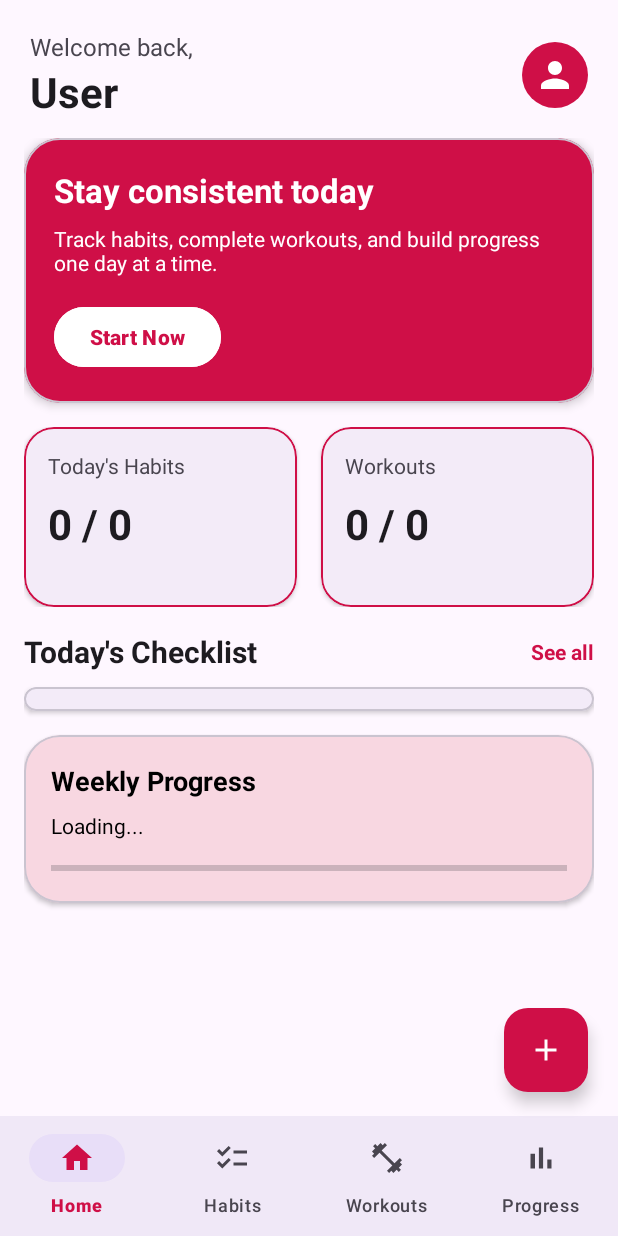
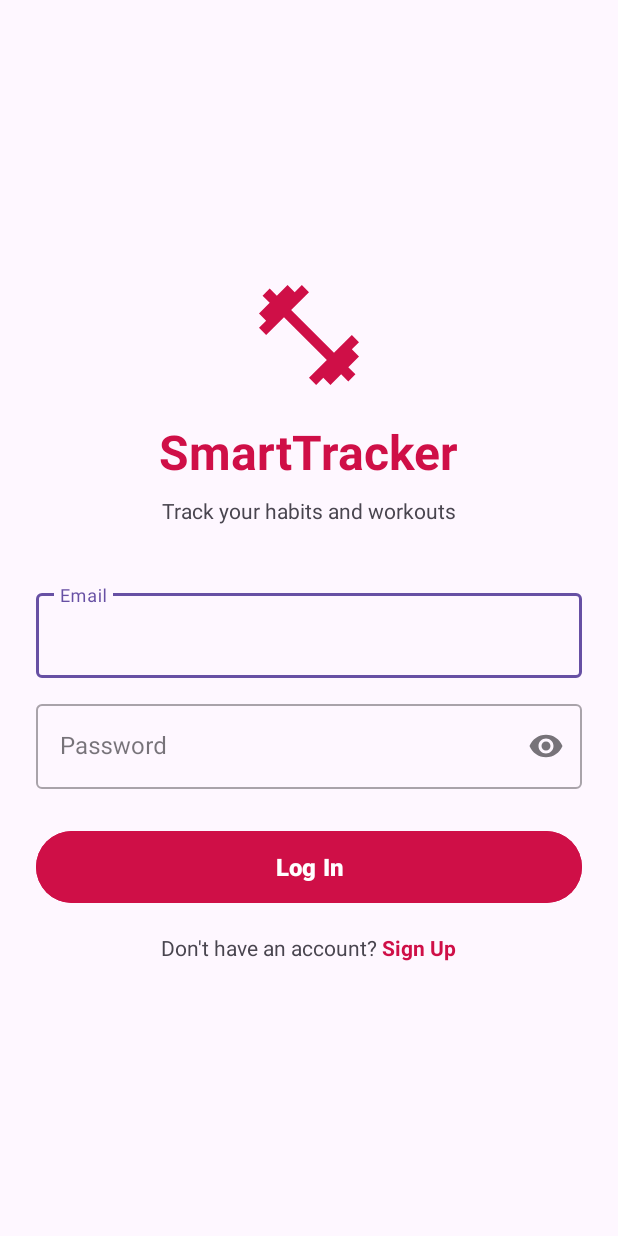
Before and after one commit to bigchungus26/MobileApp, an Android app: the screen it shows after launch (MainActivity before the commit, LoginActivity after it), on a phone screen of 412 x 824 dp. Run offline under Robolectric (Android 15) with nearby library versions, the phone set to English and light mode, and no system bars; our stand-ins replace Volley.

Commit message:
Revert "Remove login/register flow, launch straight into MainActivity"
This reverts commit baae2ca7331b111b2af45943929a2728e33fd30b.

```diff
--- a/SmartTracker/app/src/main/AndroidManifest.xml
+++ b/SmartTracker/app/src/main/AndroidManifest.xml
@@ -15,13 +15,15 @@
         android:supportsRtl="true"
         android:theme="@style/Theme.SmartTracker">
         <activity
-            android:name=".MainActivity"
+            android:name=".LoginActivity"
             android:exported="true">
             <intent-filter>
                 <action android:name="android.intent.action.MAIN" />
                 <category android:name="android.intent.category.LAUNCHER" />
             </intent-filter>
         </activity>
+        <activity android:name=".RegisterActivity" android:exported="false" />
+        <activity android:name=".MainActivity" android:exported="false" />
     </application>
 
 </manifest>
--- /dev/null
+++ b/SmartTracker/app/src/main/java/com/example/smarttracker/LoginActivity.java
@@ -0,0 +1,113 @@
+package com.example.smarttracker;
+
+import android.content.Intent;
+import android.os.Bundle;
+import android.view.View;
+import android.widget.Button;
+import android.widget.ProgressBar;
+import android.widget.TextView;
+import android.widget.Toast;
+
+import androidx.appcompat.app.AppCompatActivity;
+
+import com.android.volley.Request;
+import com.android.volley.RequestQueue;
+import com.android.volley.toolbox.StringRequest;
+import com.android.volley.toolbox.Volley;
+import com.example.smarttracker.util.SessionManager;
+import com.google.android.material.textfield.TextInputEditText;
+
+import org.json.JSONException;
+import org.json.JSONObject;
+
+import java.util.HashMap;
+import java.util.Map;
+
+public class LoginActivity extends AppCompatActivity {
+
+    private TextInputEditText etEmail, etPassword;
+    private Button btnLogin;
+    private ProgressBar progressLogin;
+    private SessionManager sessionManager;
+
+    private static final String URL = "http://10.0.2.2/smarttracker/login.php";
+
+    @Override
+    protected void onCreate(Bundle savedInstanceState) {
+        super.onCreate(savedInstanceState);
+
+        sessionManager = new SessionManager(this);
+        if (sessionManager.isLoggedIn()) {
+            startActivity(new Intent(this, MainActivity.class));
+            finish();
+            return;
+        }
+
+        setContentView(R.layout.activity_login);
+
+        etEmail = findViewById(R.id.etEmail);
+        etPassword = findViewById(R.id.etPassword);
+        btnLogin = findViewById(R.id.btnLogin);
+        progressLogin = findViewById(R.id.progressLogin);
+        TextView tvGoToRegister = findViewById(R.id.tvGoToRegister);
+
+        btnLogin.setOnClickListener(v -> login());
+        tvGoToRegister.setOnClickListener(v -> {
+            startActivity(new Intent(this, RegisterActivity.class));
+        });
+    }
+
+    private void login() {
+        String email = etEmail.getText().toString().trim();
+        String password = etPassword.getText().toString().trim();
+
+        if (email.isEmpty() || password.isEmpty()) {
+            Toast.makeText(this, "Please fill all fields", Toast.LENGTH_SHORT).show();
+            return;
+        }
+
+        btnLogin.setEnabled(false);
+        progressLogin.setVisibility(View.VISIBLE);
+
+        RequestQueue queue = Volley.newRequestQueue(this);
+        StringRequest stringRequest = new StringRequest(Request.Method.POST, URL,
+                response -> {
+                    progressLogin.setVisibility(View.GONE);
+                    btnLogin.setEnabled(true);
+                    try {
+                        JSONObject json = new JSONObject(response);
+                        if (json.getBoolean("success")) {
+                            sessionManager.saveSession(
+                                    json.getInt("userId"),
+                                    json.getString("name"),
+                                    json.getString("email")
+                            );
+                            startActivity(new Intent(LoginActivity.this, MainActivity.class));
+                            finish();
+                        } else {
+                            Toast.makeText(LoginActivity.this, json.getString("message"),
+                                    Toast.LENGTH_SHORT).show();
+                        }
+                    } catch (JSONException e) {
+                        Toast.makeText(LoginActivity.this, "Error parsing response",
+                                Toast.LENGTH_SHORT).show();
+                    }
+                },
+                error -> {
+                    progressLogin.setVisibility(View.GONE);
+                    btnLogin.setEnabled(true);
+                    Toast.makeText(LoginActivity.this, "Network error: " + error.toString(),
+                            Toast.LENGTH_SHORT).show();
+                }) {
+            @Override
+            protected Map<String, String> getParams() {
+                Map<String, String> params = new HashMap<>();
+                params.put("email", email);
+                params.put("password", password);
+                return params;
+            }
+        };
+
+        queue.add(stringRequest);
+    }
+}
--- /dev/null
+++ b/SmartTracker/app/src/main/res/layout/activity_login.xml
@@ -0,0 +1,114 @@
+<?xml version="1.0" encoding="utf-8"?>
+<androidx.constraintlayout.widget.ConstraintLayout xmlns:android="http://schemas.android.com/apk/res/android"
+    xmlns:app="http://schemas.android.com/apk/res-auto"
+    android:layout_width="match_parent"
+    android:layout_height="match_parent"
+    android:background="?android:colorBackground"
+    android:padding="24dp">
+
+    <LinearLayout
+        android:layout_width="0dp"
+        android:layout_height="wrap_content"
+        android:orientation="vertical"
+        android:gravity="center_horizontal"
+        app:layout_constraintTop_toTopOf="parent"
+        app:layout_constraintBottom_toBottomOf="parent"
+        app:layout_constraintStart_toStartOf="parent"
+        app:layout_constraintEnd_toEndOf="parent">
+
+        <ImageView
+            android:layout_width="80dp"
+            android:layout_height="80dp"
+            android:src="@drawable/ic_fitness"
+            app:tint="@color/primaryAccent"
+            android:contentDescription="Logo" />
+
+        <TextView
+            android:layout_width="wrap_content"
+            android:layout_height="wrap_content"
+            android:layout_marginTop="16dp"
+            android:text="SmartTracker"
+            android:textColor="@color/primaryAccent"
+            android:textSize="32sp"
+            android:textStyle="bold" />
+
+        <TextView
+            android:layout_width="wrap_content"
+            android:layout_height="wrap_content"
+            android:layout_marginTop="8dp"
+            android:text="Track your habits and workouts"
+            android:textColor="?android:textColorSecondary"
+            android:textSize="14sp" />
+
+        <com.google.android.material.textfield.TextInputLayout
+            android:layout_width="match_parent"
+            android:layout_height="wrap_content"
+            android:layout_marginTop="40dp"
+            style="@style/Widget.MaterialComponents.TextInputLayout.OutlinedBox">
+
+            <com.google.android.material.textfield.TextInputEditText
+                android:id="@+id/etEmail"
+                android:layout_width="match_parent"
+                android:layout_height="wrap_content"
+                android:hint="Email"
+                android:inputType="textEmailAddress" />
+        </com.google.android.material.textfield.TextInputLayout>
+
+        <com.google.android.material.textfield.TextInputLayout
+            android:layout_width="match_parent"
+            android:layout_height="wrap_content"
+            android:layout_marginTop="12dp"
+            style="@style/Widget.MaterialComponents.TextInputLayout.OutlinedBox"
+            app:endIconMode="password_toggle">
+
+            <com.google.android.material.textfield.TextInputEditText
+                android:id="@+id/etPassword"
+                android:layout_width="match_parent"
+                android:layout_height="wrap_content"
+                android:hint="Password"
+                android:inputType="textPassword" />
+        </com.google.android.material.textfield.TextInputLayout>
+
+        <Button
+            android:id="@+id/btnLogin"
+            android:layout_width="match_parent"
+            android:layout_height="56dp"
+            android:layout_marginTop="24dp"
+            android:text="Log In"
+            android:textAllCaps="false"
+            android:textStyle="bold"
+            android:textSize="16sp"
+            android:backgroundTint="@color/primaryAccent" />
+
+        <LinearLayout
+            android:layout_width="wrap_content"
+            android:layout_height="wrap_content"
+            android:layout_marginTop="16dp"
+            android:orientation="horizontal">
+
+            <TextView
+                android:layout_width="wrap_content"
+                android:layout_height="wrap_content"
+                android:text="Don't have an account? "
+                android:textColor="?android:textColorSecondary" />
+
+            <TextView
+                android:id="@+id/tvGoToRegister"
+                android:layout_width="wrap_content"
+                android:layout_height="wrap_content"
+                android:text="Sign Up"
+                android:textColor="@color/primaryAccent"
+                android:textStyle="bold"
+                android:clickable="true"
+                android:focusable="true" />
+        </LinearLayout>
+
+        <ProgressBar
+            android:id="@+id/progressLogin"
+            android:layout_width="wrap_content"
+            android:layout_height="wrap_content"
+            android:layout_marginTop="16dp"
+            android:visibility="gone"
+            android:indeterminateTint="@color/primaryAccent" />
+    </LinearLayout>
+</androidx.constraintlayout.widget.ConstraintLayout>
```
Also changed, not shown: SmartTracker/app/src/main/java/com/example/smarttracker/MainActivity.java (+13 -3 lines), SmartTracker/app/src/main/java/com/example/smarttracker/RegisterActivity.java (added, +114 -0 lines), SmartTracker/app/src/main/res/layout/activity_register.xml (added, +120 -0 lines).
